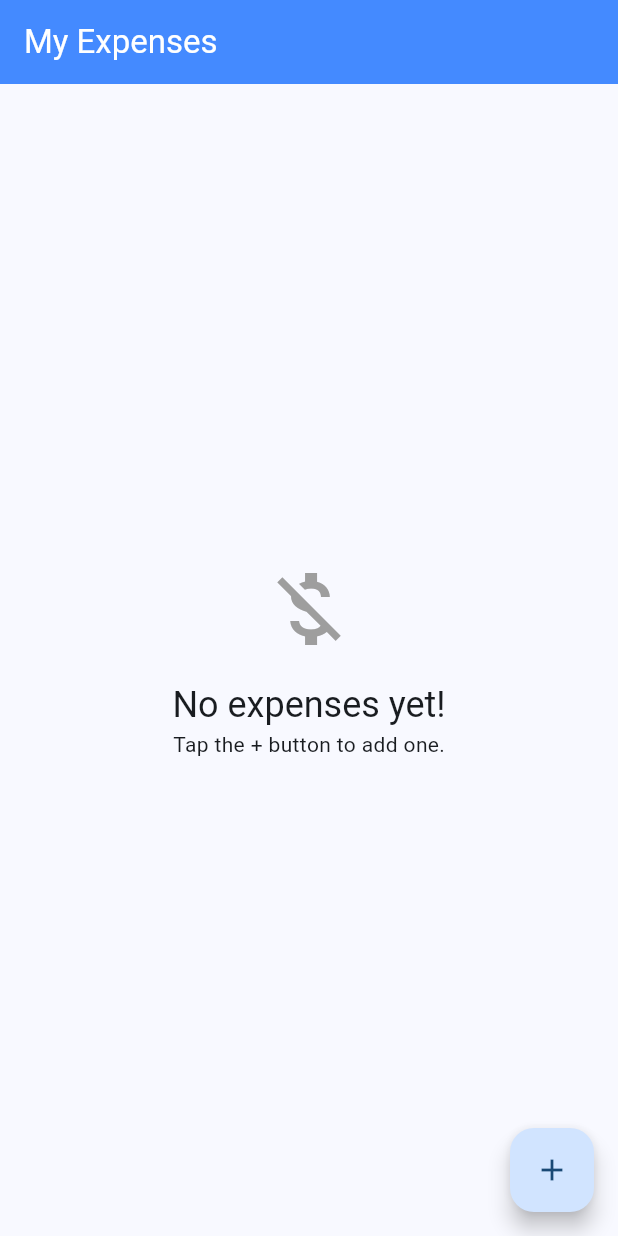
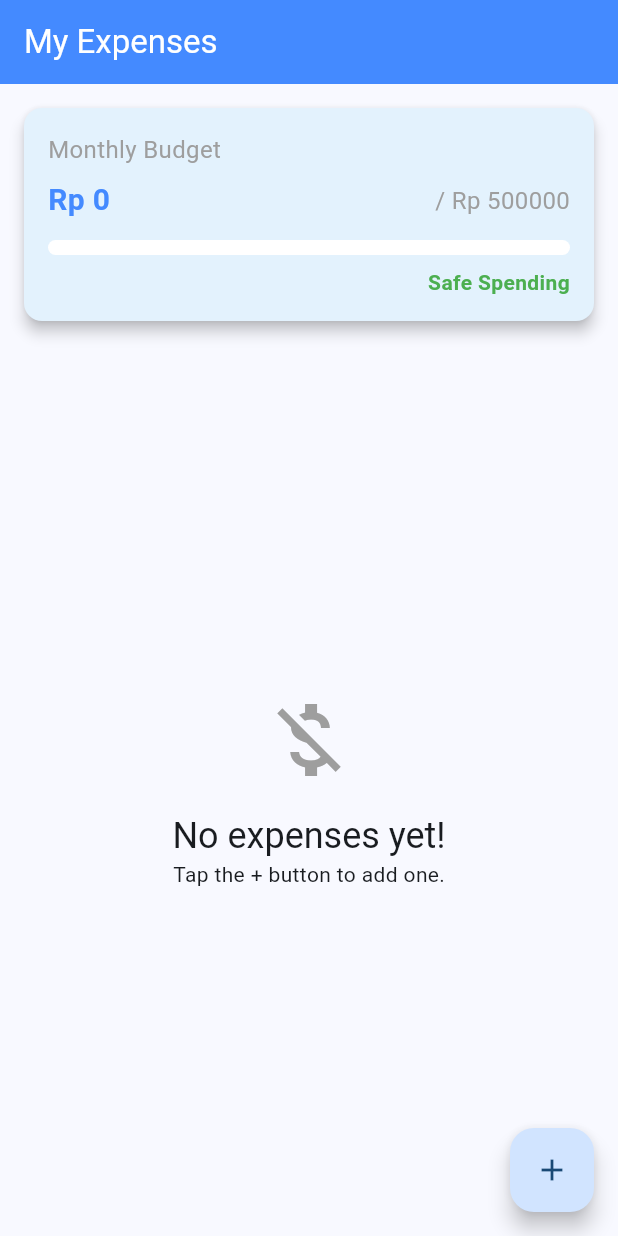
Before and after one commit to Adrian190924/flutter_mobile_apps_development, a Flutter app: the screen it shows after launch, on a phone screen of 412 x 824 dp. Run offline on Flutter 3.47's test engine with Material 3 defaults, Android fonts, the phone set to English and light mode, and no system bars.

Commit message:
Add Monthly Budget Feature (Prototype) and Unit Testing

```diff
--- a/lib/view/pages/home_page.dart
+++ b/lib/view/pages/home_page.dart
@@ -26,14 +26,86 @@ class _HomePageState extends State<HomePage> {
       ),
       body: Consumer<ExpenseViewModel>(
         builder: (context, viewModel, child) {
-          // 1. Loading
+          // 1. Show Loading Indicator
           if (viewModel.isLoading) {
             return const Center(child: CircularProgressIndicator());
           }
 
-          // 2. Show "No Data" Message
-          if (viewModel.expenses.isEmpty) {
-            return Center(
+          // 2. Main Content (Column with Budget Card + List)
+          return Column(
+            children: [
+              // Budget Card
+              Card(
+                margin: const EdgeInsets.all(16),
+                color: Colors.blue.shade50,
+                elevation: 4,
+                child: Padding(
+                  padding: const EdgeInsets.all(16.0),
+                  child: Column(
+                    crossAxisAlignment: CrossAxisAlignment.stretch,
+                    children: [
+                      const Text(
+                        "Monthly Budget",
+                        style: TextStyle(fontSize: 16, color: Colors.grey),
+                      ),
+
+                      const SizedBox(height: 8),
+                      Row(
+                        mainAxisAlignment: MainAxisAlignment.spaceBetween,
+                        children: [
+                          Text(
+                            "Rp ${viewModel.totalExpenses.toStringAsFixed(0)}",
+                            style: const TextStyle(
+                              fontSize: 20,
+                              fontWeight: FontWeight.bold,
+                              color: Colors.blueAccent,
+                            ),
+                          ),
+
+                          Text(
+                            "/ Rp ${viewModel.budgetLimit.toStringAsFixed(0)}",
+                            style: const TextStyle(fontSize: 16, color: Colors.grey),
+                          ),
+                        ],
+                      ),
+
+                      const SizedBox(height: 12),
+                      // Linear Progress Bar
+                      LinearProgressIndicator(
+                        value: viewModel.budgetProgress > 1.0 ? 1.0 : viewModel.budgetProgress,
+                        backgroundColor: Colors.white,
+                        valueColor: AlwaysStoppedAnimation<Color>(
+                          viewModel.totalExpenses > viewModel.budgetLimit
+                              ? Colors.red          // Over Budget
+                              : Colors.blueAccent,  // Safe Spending
+                        ),
+                        minHeight: 10,
+                        borderRadius: BorderRadius.circular(5),
+                      ),
+
+                      const SizedBox(height: 8),
+                      Text(
+                        viewModel.totalExpenses > viewModel.budgetLimit
+                            ? "Over Budget!"
+                            : "Safe Spending",
+                        textAlign: TextAlign.right,
+                        style: TextStyle(
+                          color: viewModel.totalExpenses > viewModel.budgetLimit
+                              ? Colors.red
+                              : Colors.green,
+                          fontWeight: FontWeight.bold,
+                        ),
+                      ),
+
+                    ],
+                  ),
+                ),
+              ),
+
+              // Expense List (Using Expanded to fill the rest of the screen)
+              Expanded(
+                child: viewModel.expenses.isEmpty
+                    ? Center(
                         child: Column(
                           mainAxisAlignment: MainAxisAlignment.center,
                           children: [
@@ -46,33 +118,26 @@ class _HomePageState extends State<HomePage> {
                             const Text("Tap the + button to add one."),
                           ],
                         ),
-            );
-          }
+                      )
 
-          // 3. Show Expenses List
-          return ListView.builder(
+                    : ListView.builder(
                         itemCount: viewModel.expenses.length,
                         itemBuilder: (context, index) {
                           final expense = viewModel.expenses[index];
-
                           return Dismissible(
-                // Each Dismissible must contain a Key. Keys allow Flutter to uniquely identify widgets.
                             key: Key(expense.id),
                             direction: DismissDirection.endToStart, // Swipe right to left
 
-                // What happens when you swipe
+                            // Delete Action
                             onDismissed: (direction) {
-                  // Call the delete function
                               Provider.of<ExpenseViewModel>(context, listen: false)
                                   .deleteExpense(expense.id);
-
-                  // Show a snackbar
                               ScaffoldMessenger.of(context).showSnackBar(
                                 SnackBar(content: Text('${expense.title} deleted')),
                               );
                             },
 
-                // The red background behind the item
+                            // Delete Action Red Background
                             background: Container(
                               color: Colors.red,
                               alignment: Alignment.centerRight,
@@ -80,7 +145,7 @@ class _HomePageState extends State<HomePage> {
                               child: const Icon(Icons.delete, color: Colors.white),
                             ),
 
-                // The actual list item
+                            // The List
                             child: Card(
                               margin: const EdgeInsets.symmetric(horizontal: 16, vertical: 8),
                               child: ListTile(
@@ -88,6 +153,7 @@ class _HomePageState extends State<HomePage> {
                                   backgroundColor: Colors.blue.shade100,
                                   child: Icon(_getCategoryIcon(expense.category)),
                                 ),
+
                                 title: Text(expense.title, style: const TextStyle(fontWeight: FontWeight.bold)),
                                 subtitle: Text(expense.category),
                                 trailing: Text(
@@ -98,8 +164,9 @@ class _HomePageState extends State<HomePage> {
                                     fontSize: 16,
                                   ),
                                 ),
+
                                 onTap: () {
-                      // Navigate to AddExpensePage but PASS the current expense
+                                  // Access Edit Mode
                                   Navigator.push(
                                     context,
                                     MaterialPageRoute(
@@ -111,6 +178,9 @@ class _HomePageState extends State<HomePage> {
                             ),
                           );
                         },
+                      ),
+              ),
+            ],
           );
         },
       ),
--- a/lib/view_model/expense_view_model.dart
+++ b/lib/view_model/expense_view_model.dart
@@ -72,4 +72,27 @@ class ExpenseViewModel extends ChangeNotifier {
 
     notifyListeners();
   }
+
+  // BUDGET LOGIC
+  // Default Budget (Make Editable Later)
+  double _budgetLimit = 500000;
+
+  double get budgetLimit => _budgetLimit;
+
+  // Total Spent Calculation
+  double get totalExpenses {
+    return _expenses.fold(0, (sum, item) => sum + item.amount);
+  }
+
+  // Progress Bar Calculation
+  double get budgetProgress {
+    if (_budgetLimit == 0) return 0;
+    return totalExpenses / _budgetLimit;
+  }
+
+  // Update Budget
+  void setBudget(double newLimit) {
+    _budgetLimit = newLimit;
+    notifyListeners();
+  }
 }
```
Also changed, not shown: 1 other file. Lines whose indentation alone changed are shown as unchanged.
